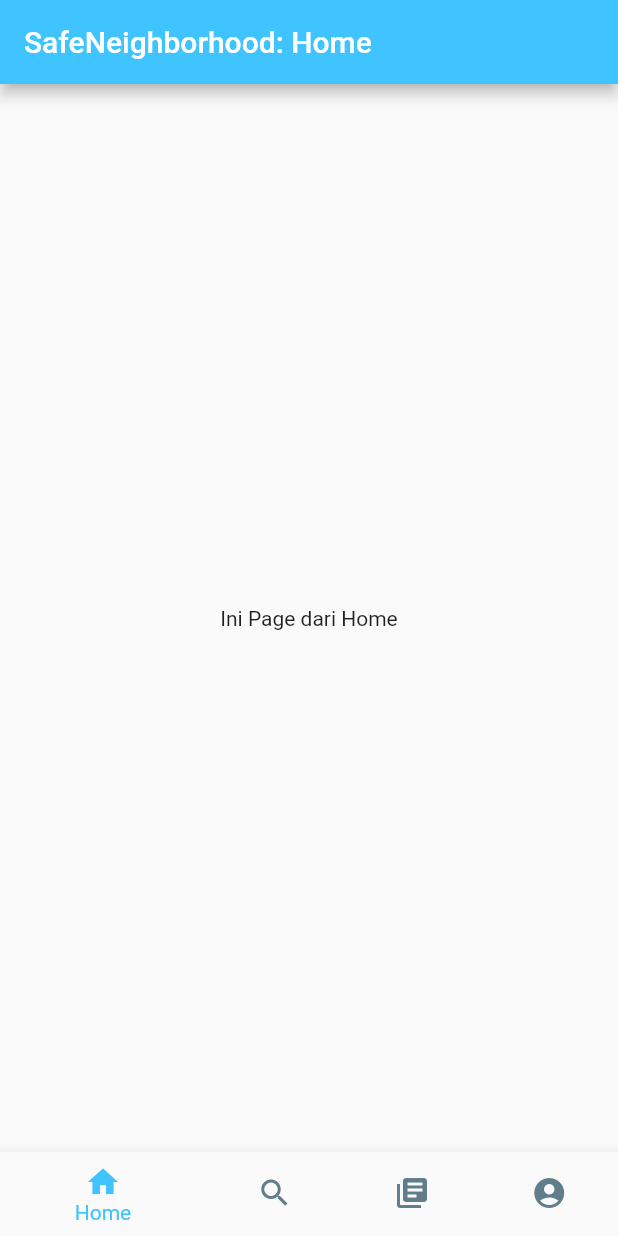
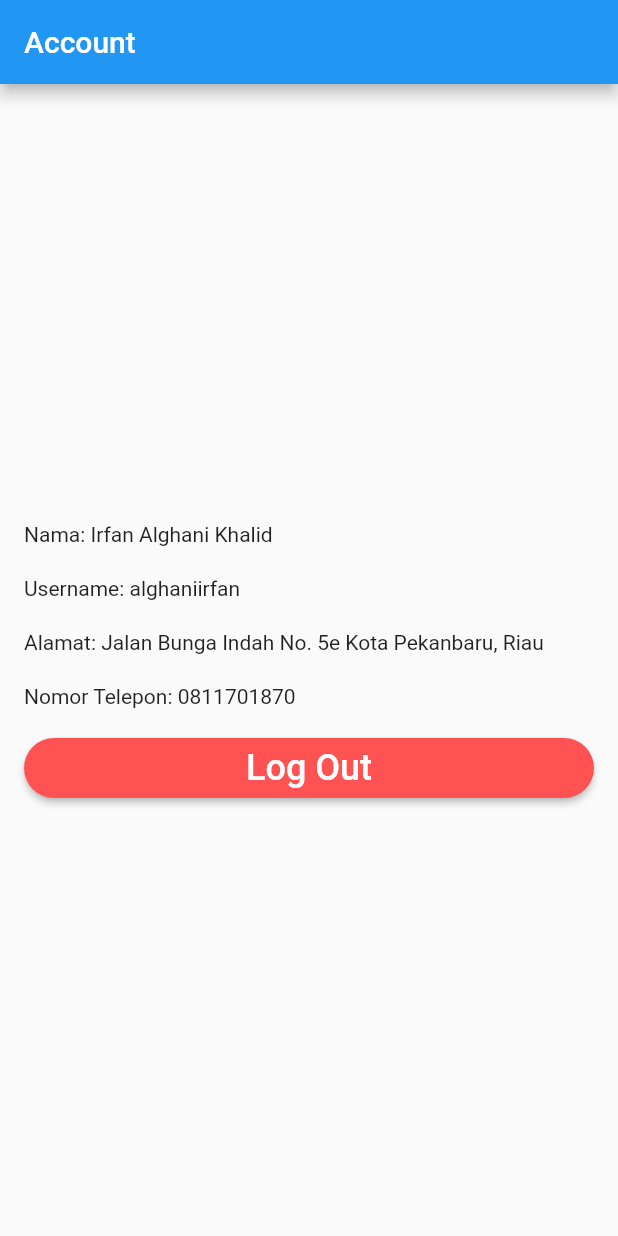
Before and after one commit to khalidmeister/RPL_Kelompok_16, a Flutter app: the screen it shows after launch, on a phone screen of 412 x 824 dp. Run offline on Flutter 3.47's test engine with Material 2 defaults, Android fonts, the phone set to English and light mode, and no system bars.

Commit message:
Gas teros mang

```diff
--- a/safeneighborhood/lib/main.dart
+++ b/safeneighborhood/lib/main.dart
@@ -1,8 +1,8 @@
 import 'package:flutter/material.dart';
 import './pages/landing_page.dart';
 import './pages/login_page.dart';
-import './pages/article_page.dart';
-
+import './pages/main_app.dart';
+import './pages/account_section.dart';
 
 void main() => runApp(MyApp());
 
@@ -15,7 +15,7 @@ class MyApp extends StatelessWidget {
       theme: ThemeData(
         primarySwatch: Colors.blue,
       ),
-      home: new ArticlePage(),
+      home: new AccountSection(),
     );
   }
 }
--- a/safeneighborhood/lib/pages/account_section.dart
+++ b/safeneighborhood/lib/pages/account_section.dart
@@ -0,0 +1,57 @@
+import 'package:flutter/material.dart';
+import 'login_page.dart';
+
+
+class AccountSection extends StatelessWidget{
+  @override
+  Widget build(BuildContext context){
+    return new Scaffold(
+      appBar: AppBar(
+        title: new Text("Account"),
+      ),
+      body: new Container(
+        padding: EdgeInsets.all(16.0),
+        child: Column(
+          crossAxisAlignment: CrossAxisAlignment.start,
+          mainAxisAlignment: MainAxisAlignment.center,
+          children: <Widget>[
+            new Text("Nama: Irfan Alghani Khalid"),
+            new SizedBox(height: 20.0),
+            new Text("Username: alghaniirfan"),
+            new SizedBox(height: 20.0),
+            new Text("Alamat: Jalan Bunga Indah No. 5e Kota Pekanbaru, Riau"),
+            new SizedBox(height: 20.0),
+            new Text("Nomor Telepon: 0811701870"),
+            new SizedBox(height: 20.0),
+            new SizedBox(
+              height: 40.0,
+              width: double.infinity,
+              child: new ButtonTheme(
+                buttonColor: Colors.redAccent,
+                shape: RoundedRectangleBorder(borderRadius: BorderRadius.all(Radius.circular(20.0))),
+                child: new RaisedButton(
+                  child: new Container(
+                    padding: new EdgeInsets.all(4.0),
+                    child: new Text(
+                      "Log Out",
+                      style: new TextStyle(
+                        fontSize: 24.0,
+                        color: Colors.white
+                      ),
+                    ),
+                  ),
+                  onPressed: () {
+                    Navigator.push(
+                      context,
+                      MaterialPageRoute(builder: (context) => LoginPage()),
+                    );
+                  },
+                ),
+              ),
+            ),
+          ],
+        ),
+      ),
+    );
+  }
+}
--- a/safeneighborhood/lib/pages/landing_page.dart
+++ b/safeneighborhood/lib/pages/landing_page.dart
@@ -1,5 +1,6 @@
 import 'package:flutter/material.dart';
-import 'login_page.dart';
+import '../pages/main_app.dart';
+import '../pages/login_page.dart';
 
 class LandingPage extends StatelessWidget{
   @override
--- a/safeneighborhood/lib/pages/article_page.dart
+++ b/safeneighborhood/lib/pages/main_app.dart
@@ -1,12 +1,12 @@
 import 'package:flutter/material.dart';
 
 
-class ArticlePage extends StatefulWidget{
+class MainApp extends StatefulWidget{
   @override
-  ArticlePageState createState() => ArticlePageState();
+  MainAppState createState() => MainAppState();
 }
 
-class ArticlePageState extends State<ArticlePage>{
+class MainAppState extends State<MainApp>{
   // Menampilkan indeks dan jusul saat ini
   int _selectedIndex = 0;
   String _pageTitle = "Home";
@@ -16,7 +16,12 @@ class ArticlePageState extends State<ArticlePage>{
   Widget build(BuildContext context){
     return new Scaffold(
       appBar: new AppBar(
-        title: new Text("SafeNeighborhood: " + _pageTitle),
+        title: new Text(
+          "SafeNeighborhood: " + _pageTitle,
+          style: new TextStyle(
+            color: Colors.white,
+          ),
+        ),
         backgroundColor: Colors.lightBlueAccent,
       ),
       body: new Center(
@@ -30,7 +35,7 @@ class ArticlePageState extends State<ArticlePage>{
           BottomNavigationBarItem(icon: new Icon(Icons.account_circle), title: new Text("Account")),
         ],
         currentIndex: _selectedIndex,
-        fixedColor: Colors.lightBlueAccent,
+        fixedColor: Colors.lightBlue,
         unselectedItemColor: Colors.blueGrey,
         onTap: _onItemTapped,
       ),
```
Also changed, not shown: safeneighborhood/lib/pages/article_section.dart (+26 -0 lines), safeneighborhood/lib/pages/login_page.dart (+9 -2 lines).
